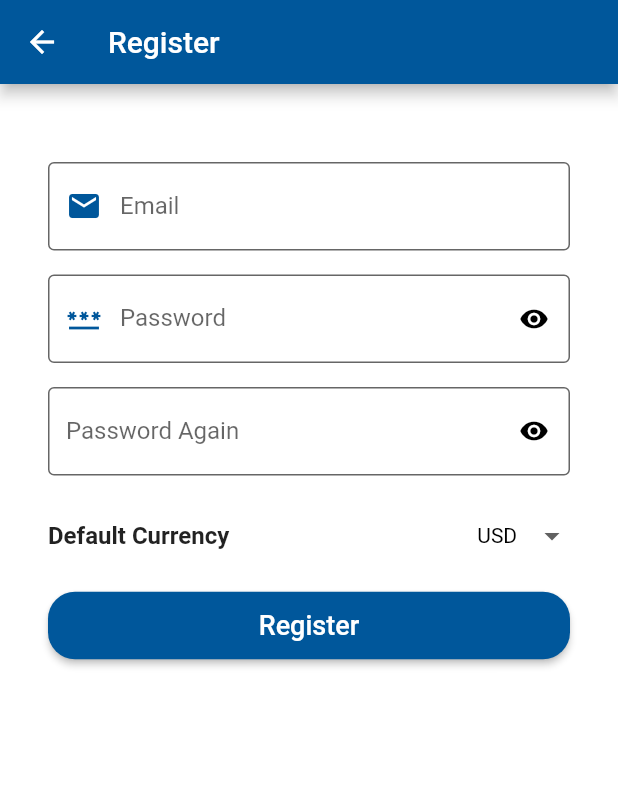
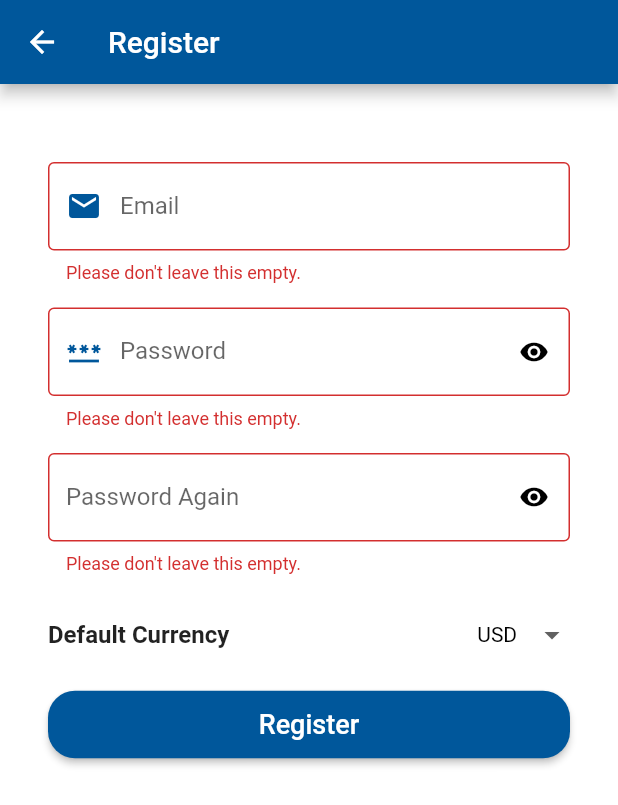
Before and after one commit to MrNtlu/Asset-Manager-Flutter, a Flutter app: the RegisterPage screen opened by its route, after a tap on "Register", on a phone screen of 412 x 824 dp. Shown: the top 805 px of the screen. Run offline on Flutter 3.47's test engine with Material 2 defaults, Android fonts, the phone set to English and light mode, and no system bars; our stand-ins replace auto_size_text, fl_chart, flutter_slidable, settings_ui; missing offline and left inert: desktop_window, shared_preferences_web.

Commit message:
Form validations added. Textfield reworked. Login/Register page forms reworked.

```diff
--- a/lib/auth/models/requests/user.dart
+++ b/lib/auth/models/requests/user.dart
@@ -1,16 +1,16 @@
 class Login {
-  final String emailAddress;
-  final String password;
+  String emailAddress;
+  String password;
 
-  const Login(this.emailAddress, this.password);
+  Login(this.emailAddress, this.password);
 }
 
 class Register {
-  final String emailAddress;
-  final String currency;
-  final String password;
+  String emailAddress;
+  String currency;
+  String password;
 
-  const Register(this.emailAddress, this.currency, this.password);
+  Register(this.emailAddress, this.currency, this.password);
 }
 
 class ChangePassword {
--- a/lib/auth/pages/register_page.dart
+++ b/lib/auth/pages/register_page.dart
@@ -1,93 +1,117 @@
+import 'package:asset_flutter/auth/models/requests/user.dart';
 import 'package:asset_flutter/auth/widgets/auth_button.dart';
-import 'package:asset_flutter/common/widgets/dropdown.dart';
-import 'package:asset_flutter/common/widgets/password_textfield.dart';
-import 'package:asset_flutter/common/widgets/textfield.dart';
+import 'package:asset_flutter/auth/widgets/auth_currency_dropdown.dart';
+import 'package:asset_flutter/common/widgets/password_textformfield.dart';
+import 'package:asset_flutter/common/widgets/textformfield.dart';
 import 'package:asset_flutter/static/colors.dart';
+import 'package:asset_flutter/utils/extensions.dart';
 import 'package:flutter/material.dart';
 
 class RegisterPage extends StatelessWidget {
   static const routeName = "/register";
 
-  final usernameInput = TextEditingController();
-  final emailInput = TextEditingController();
-  final passwordInput = TextEditingController();
   final rePasswordInput = TextEditingController();
   late final Checkbox? termsConditionsCheck;
   late final Checkbox? privacyPolicyCheck;
 
+  late final RegisterCurrencyDropdown currencyDropdown;
+  final _form = GlobalKey<FormState>();
+  final _registerModel = Register('', '', '');
+
   void onRegisterPressed(BuildContext ctx) {
-    print(
-      "EmailInput: " + emailInput.text +
-      " Password: " + passwordInput.text + " " +
-      (termsConditionsCheck != null ? termsConditionsCheck!.value.toString() : "null")
-    );
+    _registerModel.currency = currencyDropdown.dropdown.dropdownValue;
+    final isValid = _form.currentState?.validate();
+    if (isValid != null && !isValid) {
+      return;
+    }
+    _form.currentState?.save();
   }
 
   @override
   Widget build(BuildContext context) {
-    final List<String> dropdownList = ["USD", "EUR", "GBP", "KRW", "JPY"];
-
     final AppBar appBar = AppBar(
       title: const Text('Register'),
       backgroundColor: AppColors().primaryColor,
     );
 
+    currencyDropdown = RegisterCurrencyDropdown();
+
     return Scaffold(
       resizeToAvoidBottomInset: false,
       appBar: appBar,
-      body: CustomScrollView(
-        physics: const ScrollPhysics(),
-        keyboardDismissBehavior: ScrollViewKeyboardDismissBehavior.onDrag,
-        slivers: [
-          SliverFillRemaining(
-            hasScrollBody: false,
-            fillOverscroll: false,
+      body: SafeArea(
+        child: SingleChildScrollView(
+            physics: const ScrollPhysics(),
+            keyboardDismissBehavior: ScrollViewKeyboardDismissBehavior.onDrag,
             child: Center(
               child: Container(
                 margin: const EdgeInsets.only(top: 36),
-                child: Column(
-                  children: [
-                    CustomTextField(
+                child: Form(
+                  key: _form,
+                  child: Column(children: [
+                    CustomTextFormField(
                       "Email",
                       TextInputType.emailAddress,
-                      textfieldController: emailInput,
-                      prefixIcon: Icon(
-                        Icons.email,
-                        color: AppColors().primaryColor
-                      ),
+                      prefixIcon:
+                          Icon(Icons.email, color: AppColors().primaryColor),
+                      onSaved: (value) {
+                        if (value != null) {
+                          _registerModel.emailAddress = value;
+                        }
+                      },
+                      validator: (value) {
+                        if (value != null) {
+                          if (value.isEmpty) {
+                            return "Please don't leave this empty.";
+                          } else if (!value.isEmailValid()) {
+                            return "Email is not valid.";
+                          }
+                        }
+
+                        return null;
+                      },
                     ),
                     PasswordTextField(
-                      passwordInput,
-                      prefixIcon: Icon(
-                        Icons.password,
-                        color: AppColors().primaryColor
-                      ),
+                      prefixIcon:
+                          Icon(Icons.password, color: AppColors().primaryColor),
+                      onSaved: (value) {
+                        if (value != null) {
+                          _registerModel.password = value;
+                        }
+                      },
+                      validator: (value) {
+                        if (value != null) {
+                          if (value.isEmpty) {
+                            return "Please don't leave this empty.";
+                          } else if (value != rePasswordInput.text) {
+                            return "Passwords don't match.";
+                          }
+                        }
+
+                        return null;
+                      },
                     ),
-                    PasswordTextField(rePasswordInput, label: "Password Again"),
-                    Container(
-                      width: double.infinity,
-                      margin: const EdgeInsets.fromLTRB(32, 16, 32, 0),
-                      child: Row(
-                        mainAxisAlignment: MainAxisAlignment.spaceBetween,
-                        children: [
-                          const Text(
-                            "Default Currency",
-                            style: TextStyle(
-                              fontSize: 16,
-                              fontWeight: FontWeight.bold,
-                            ),
-                          ),
-                          Dropdown(dropdownList),
-                        ],
-                      ),
+                    PasswordTextField(
+                      passwordController: rePasswordInput,
+                      label: "Password Again",
+                      textInputAction: TextInputAction.done,
+                      validator: (value) {
+                        if (value != null) {
+                          if (value.isEmpty) {
+                            return "Please don't leave this empty.";
+                          }
+                        }
+
+                        return null;
+                      },
                     ),
-                    AuthButton(onRegisterPressed, "Register", AppColors().primaryColor),
-                  ]
+                    currencyDropdown,
+                    AuthButton(onRegisterPressed, "Register",
+                        AppColors().primaryColor),
+                  ]),
                 ),
               ),
-            ),
-          )
-        ]
+            )),
       ),
     );
   }
--- /dev/null
+++ b/lib/auth/widgets/auth_currency_dropdown.dart
@@ -0,0 +1,30 @@
+import 'package:asset_flutter/common/widgets/dropdown.dart';
+import 'package:flutter/material.dart';
+
+class RegisterCurrencyDropdown extends StatelessWidget {
+  final List<String> dropdownList = ["USD", "EUR", "GBP", "KRW", "JPY"];
+  late final Dropdown dropdown;
+
+  @override
+  Widget build(BuildContext context) {
+    dropdown = Dropdown(dropdownList);
+
+    return Container(
+      width: double.infinity,
+      margin: const EdgeInsets.fromLTRB(32, 16, 32, 0),
+      child: Row(
+        mainAxisAlignment: MainAxisAlignment.spaceBetween,
+        children: [
+          const Text(
+            "Default Currency",
+            style: TextStyle(
+              fontSize: 16,
+              fontWeight: FontWeight.bold,
+            ),
+          ),
+          dropdown,
+        ],
+      ),
+    );
+  }
+}
--- a/lib/common/widgets/password_textfield.dart
+++ b/lib/common/widgets/password_textformfield.dart
@@ -1,11 +1,20 @@
 import 'package:flutter/material.dart';
 
 class PasswordTextField extends StatefulWidget {
-  final TextEditingController _passwordController;
+  final TextEditingController? passwordController;
   final String label;
+  final TextInputAction textInputAction;
+  final Function(String?)? onSaved;
+  final String? Function(String?)? validator;
   final Icon? prefixIcon;
 
-  const PasswordTextField(this._passwordController, {this.label = 'Password', this.prefixIcon});
+  const PasswordTextField(
+      {this.passwordController,
+      this.label = 'Password',
+      this.onSaved,
+      this.validator,
+      this.prefixIcon,
+      this.textInputAction = TextInputAction.next});
 
   @override
   _PasswordTextFieldState createState() => _PasswordTextFieldState();
@@ -15,14 +24,23 @@ class _PasswordTextFieldState extends State<PasswordTextField> {
   bool _isHidden = true;
 
   @override
+  void dispose() {
+    widget.passwordController?.dispose();
+    super.dispose();
+  }
+
+  @override
   Widget build(BuildContext context) {
     return Container(
       width: double.infinity,
       margin: const EdgeInsets.fromLTRB(32, 16, 32, 0),
-      child: TextField(
-        controller: widget._passwordController,
+      child: TextFormField(
+        controller: widget.passwordController,
         obscureText: _isHidden,
         keyboardType: TextInputType.visiblePassword,
+        textInputAction: widget.textInputAction,
+        onSaved: widget.onSaved,
+        validator: widget.validator,
         decoration: InputDecoration(
           filled: true,
           fillColor: Colors.white,
--- a/lib/common/widgets/textfield.dart
+++ /dev/null
@@ -1,28 +0,0 @@
-import 'package:flutter/material.dart';
-
-class CustomTextField extends StatelessWidget {
-  final String _label;
-  final TextInputType _keyboardType;
-  final TextEditingController? textfieldController;
-  final Icon? prefixIcon;
-
-  const CustomTextField(this._label, this._keyboardType, {this.textfieldController, this.prefixIcon});
-
-  @override
-  Widget build(BuildContext context) {
-    return Container(
-        width: double.infinity,
-        margin: const EdgeInsets.fromLTRB(32, 16, 32, 0),
-        child: TextField(
-          keyboardType: _keyboardType,
-          controller: textfieldController,
-          decoration: InputDecoration(
-            filled: true,
-            fillColor: Colors.white,
-            border: const OutlineInputBorder(),
-            labelText: _label,
-            prefixIcon: prefixIcon
-          ),
-        ));
-  }
-}
--- /dev/null
+++ b/lib/common/widgets/textformfield.dart
@@ -0,0 +1,39 @@
+import 'package:flutter/material.dart';
+
+class CustomTextFormField extends StatelessWidget {
+  final String _label;
+  final TextInputType _keyboardType;
+  final TextEditingController? textfieldController;
+  final TextInputAction textInputAction;
+  final Icon? prefixIcon;
+
+  final Function(String?)? onSaved;
+  final String? Function(String?)? validator;
+
+  const CustomTextFormField(this._label, this._keyboardType,
+      {this.textfieldController,
+      this.prefixIcon,
+      this.textInputAction = TextInputAction.next,
+      this.onSaved,
+      this.validator});
+
+  @override
+  Widget build(BuildContext context) {
+    return Container(
+        width: double.infinity,
+        margin: const EdgeInsets.fromLTRB(32, 16, 32, 0),
+        child: TextFormField(
+          keyboardType: _keyboardType,
+          controller: textfieldController,
+          textInputAction: textInputAction,
+          onSaved: onSaved,
+          validator: validator,
+          decoration: InputDecoration(
+              filled: true,
+              fillColor: Colors.white,
+              border: const OutlineInputBorder(),
+              labelText: _label,
+              prefixIcon: prefixIcon),
+        ));
+  }
+}
--- a/lib/content/pages/tabs_page.dart
+++ b/lib/content/pages/tabs_page.dart
@@ -7,7 +7,7 @@ import 'package:flutter/material.dart';
 class TabsPage extends StatefulWidget {
   static const routeName = "/tabs";
 
-  TabsPage(token){
+  TabsPage(token) {
     UserToken().setToken = token;
   }
 
--- a/lib/static/token.dart
+++ b/lib/static/token.dart
@@ -10,7 +10,7 @@ class UserToken {
   }
 
   set setToken(String token) {
-    _token ??= token;
+    _token = token;
   }
 
   get token => _token!;
```
Also changed, not shown: lib/auth/pages/login_page.dart (+54 -21 lines), lib/auth/widgets/auth_bottom_sheet.dart (+4 -4 lines), lib/utils/extensions.dart (+7 -1 lines).
